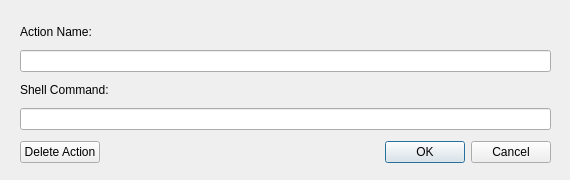
This is actionDetailDialog.ui in mattgibbs/launchpad as Qt 5 draws it before an edit. The edited form follows.
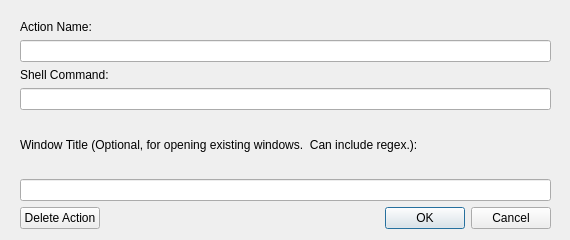
This is the edited form.

Commit message: Most recent SLAC production version

Patch:
```diff
--- a/actionDetailDialog.ui
+++ b/actionDetailDialog.ui
@@ -10,7 +10,7 @@
     <x>0</x>
     <y>0</y>
     <width>570</width>
-    <height>180</height>
+    <height>240</height>
    </rect>
   </property>
   <property name="sizePolicy">
@@ -31,7 +31,7 @@
      <x>0</x>
      <y>0</y>
      <width>571</width>
-     <height>192</height>
+     <height>249</height>
     </rect>
    </property>
    <layout class="QVBoxLayout" name="verticalLayout">
@@ -79,6 +79,16 @@
     <item>
      <widget class="QLineEdit" name="commandEdit"/>
     </item>
+    <item>
+     <widget class="QLabel" name="regexLabel">
+      <property name="text">
+       <string>Window Title (Optional, for opening existing windows.  Can include regex.):</string>
+      </property>
+     </widget>
+    </item>
+    <item>
+     <widget class="QLineEdit" name="regexEdit"/>
+    </item>
     <item>
      <layout class="QHBoxLayout" name="horizontalLayout">
       <item>
```
Left out of the diff: 11 changed lines with no effect on the pictures.
